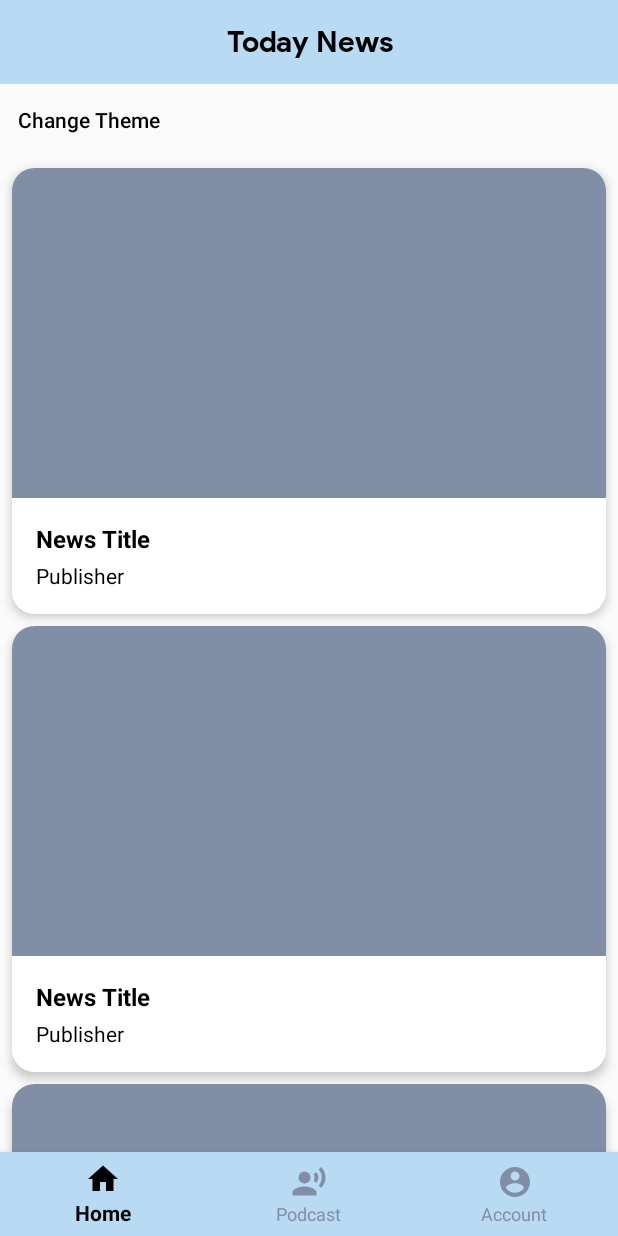
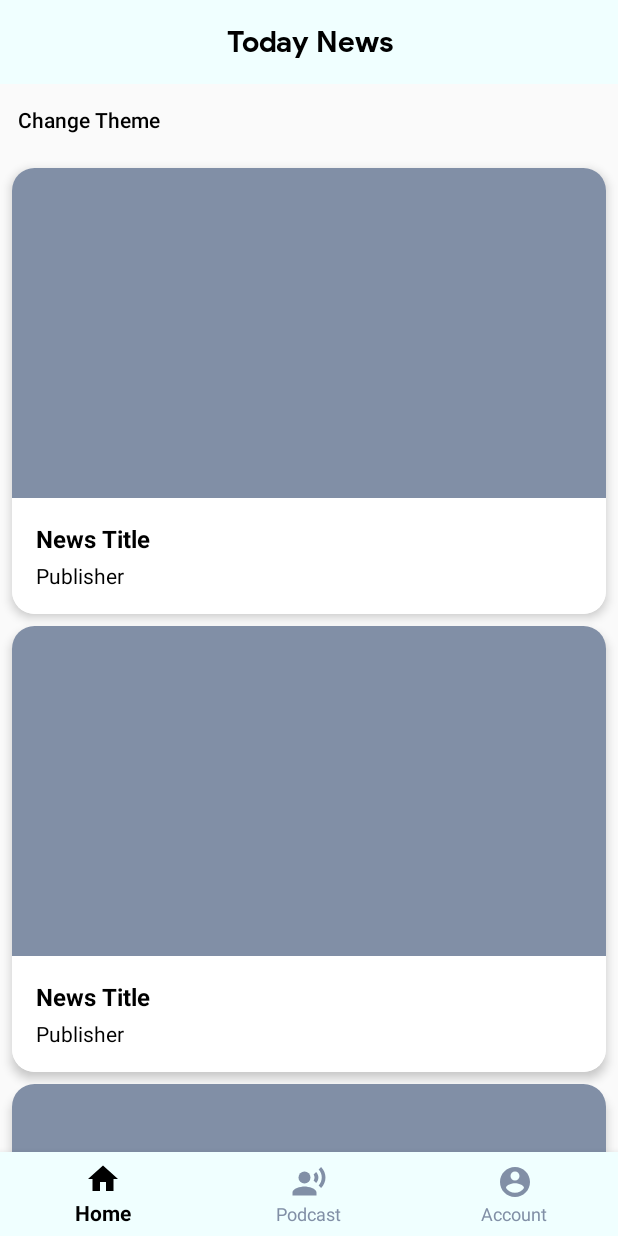
Before and after one commit to alvinaby/NewsApp, an Android app: the layout activity_main.xml on its own in the app's theme, with its tools: preview values and no code run, on a phone screen of 412 x 824 dp. Run offline under Robolectric (Android 15) with nearby library versions, the phone set to English and light mode, and no system bars.

Commit message:
fix: color hex code

```diff
--- a/app/src/main/res/values-night/colors.xml
+++ b/app/src/main/res/values-night/colors.xml
@@ -7,16 +7,16 @@
     <color name="gray">#818FA6</color>
 
     <!-- Header -->
-    <color name="header">#353E45</color>
+    <color name="header">#1A1B1C</color>
 
     <!-- Navbar -->
-    <color name="navbar">#353E45</color>
+    <color name="navbar">#1A1B1C</color>
     <color name="navbarIcon">#FFFFFF</color>
 
     <!-- Text -->
     <color name="text">#FFFFFF</color>
 
     <!-- Text background -->
-    <color name="textBg">#353E45</color>
+    <color name="textBg">#1A1B1C</color>
 
 </resources>
--- a/app/src/main/res/values/colors.xml
+++ b/app/src/main/res/values/colors.xml
@@ -7,10 +7,10 @@
     <color name="gray">#818FA6</color>
 
     <!-- Header -->
-    <color name="header">#B8DAF2</color>
+    <color name="header">#F0FFFF</color>
 
     <!-- Navbar -->
-    <color name="navbar">#B8DAF2</color>
+    <color name="navbar">#F0FFFF</color>
     <color name="navbarIcon">#000000</color>
 
     <!-- Text -->
```
